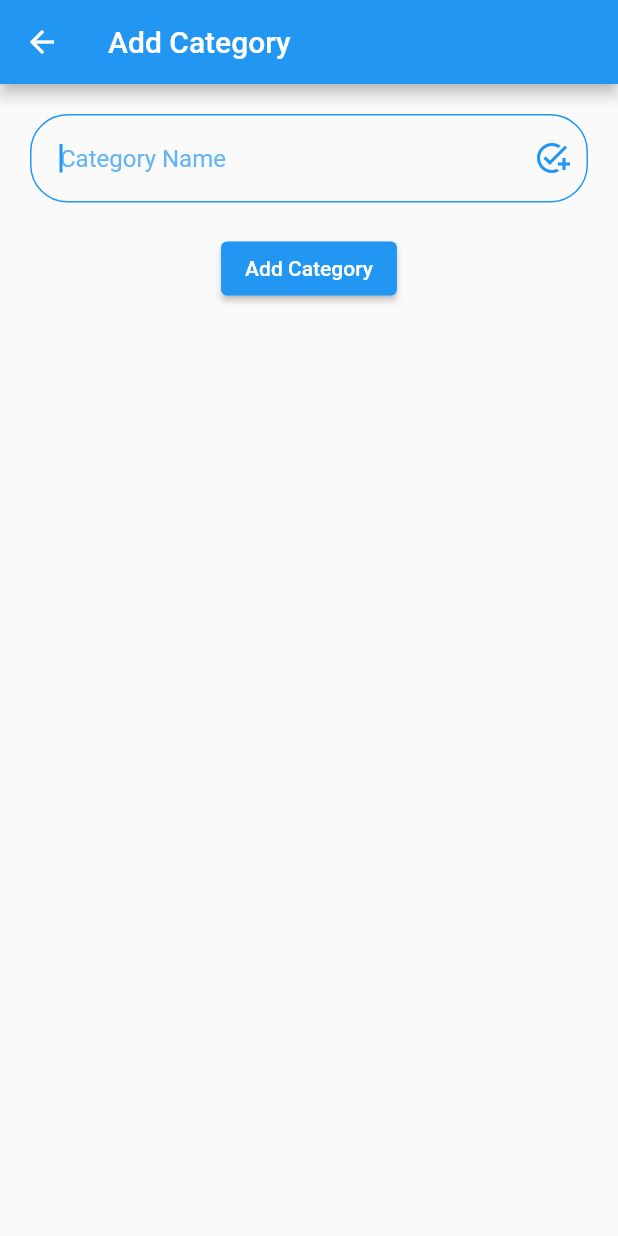
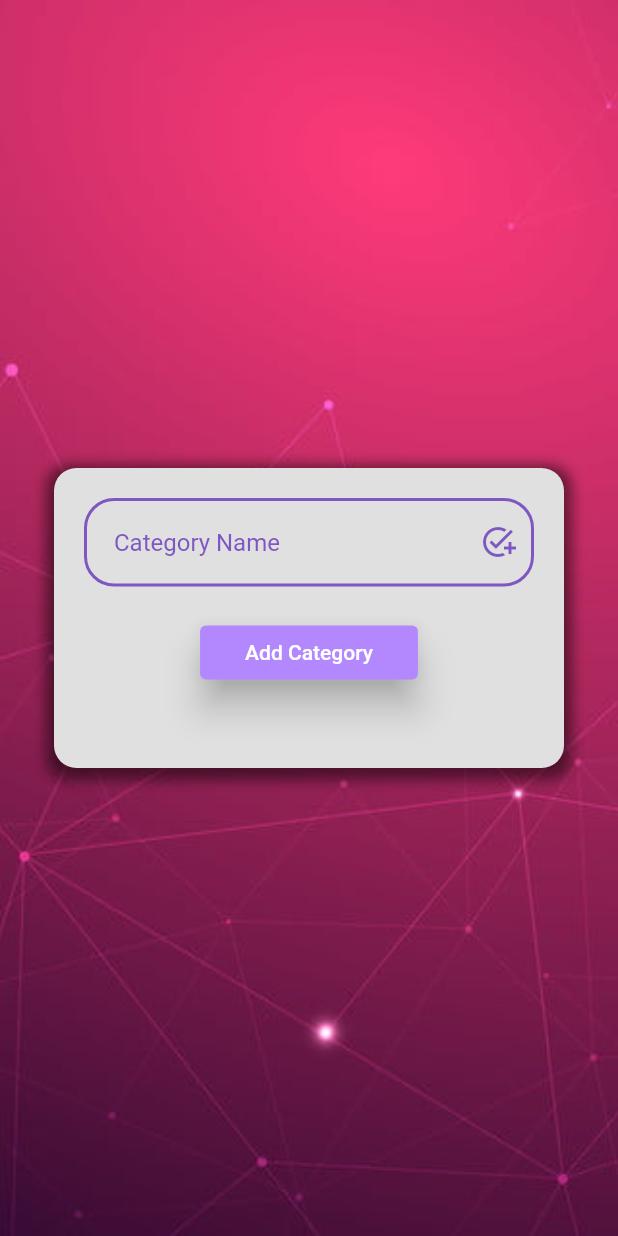
Before and after one commit to Kushagra113/TODO-App-Flutter, a Flutter app: the AddCategory screen opened by its route, on a phone screen of 412 x 824 dp. Run offline on Flutter 3.47's test engine with Material 2 defaults, Android fonts, the phone set to English and light mode, and no system bars; our stand-ins replace email_validator, flutter_secure_storage, jwt_decoder, otp_text_field, page_transition; missing offline and left inert: custom_timer; accounts and stored records are empty.

Commit message:
Changed UI     addCategory Page - UI Completed With Any other Modifications     eachCategory Page - UI Completed with Any other Modifications     addTodo and addCategory - UI Completed with Any other Modifications

```diff
--- a/lib/main.dart
+++ b/lib/main.dart
@@ -5,13 +5,12 @@ import 'package:todo_flutter_app/pages/login.dart';
 import 'package:todo_flutter_app/global/jwtVerifyFunction.dart';
 import 'package:todo_flutter_app/pages/singup.dart';
 import 'package:page_transition/page_transition.dart';
-
-import 'package:todo_flutter_app/global/storage.dart' as globalStorage;
+// import 'package:todo_flutter_app/global/storage.dart' as globalStorage;
 
 var iniRoute;
 void main() async {
   WidgetsFlutterBinding.ensureInitialized();
-  await globalStorage.storage.delete(key: "jwt");
+  // await globalStorage.storage.delete(key: "jwt");
   bool isLoggedIn = await validLogin();
   iniRoute = isLoggedIn ? '/login' : '/category';
   runApp(MyApp());
--- a/lib/pages/addCategory.dart
+++ b/lib/pages/addCategory.dart
@@ -61,6 +61,8 @@ class _AddCategoryState extends State<AddCategory> {
     getGroupCredentials();
   }
 
+  // TODO: Add Check Whether Is it Logged in Or not and then call storage.readAll()
+
   void getGroupCredentials() async {
     var result = await globalStorage.storage.readAll();
     groupId = result['groupId'];
@@ -75,28 +77,37 @@ class _AddCategoryState extends State<AddCategory> {
           child: TextFormField(
             keyboardType: TextInputType.text,
             controller: textController,
-            autofocus: true,
+            // autofocus: true,
             decoration: InputDecoration(
               contentPadding: EdgeInsets.all(20.0),
               suffixIcon: Icon(
                 Icons.add_task,
-                  color: Colors.blue,
+                color: Colors.deepPurple.shade400,
               ),
               hintText: "Category Name",
-                hintStyle: TextStyle(color: Colors.blue[300]),
+              hintStyle: TextStyle(color: Colors.deepPurple.shade400),
+              focusedBorder: OutlineInputBorder(
+                  borderRadius: BorderRadius.circular(20.0),
+                  borderSide: BorderSide(
+                      color: Colors.deepPurple.shade400, width: 2.0)),
               enabledBorder: OutlineInputBorder(
-                    borderRadius: BorderRadius.circular(25.0),
-                    borderSide: BorderSide(color: Colors.blue)),
-                focusedBorder: OutlineInputBorder(
-                    borderRadius: BorderRadius.circular(25.0),
-                    borderSide: BorderSide(color: Colors.blue)),
+                  borderRadius: BorderRadius.circular(20.0),
+                  borderSide: BorderSide(
+                      color: Colors.deepPurple.shade400, width: 2.0)),
+              disabledBorder: OutlineInputBorder(
+                  borderRadius: BorderRadius.circular(20.0),
+                  borderSide: BorderSide(
+                      color: Colors.deepPurple.shade400, width: 2.0)),
+              border: OutlineInputBorder(
+                  borderRadius: BorderRadius.circular(20.0),
+                  borderSide: BorderSide(
+                      color: Colors.deepPurple.shade400, width: 1.0)),
               errorBorder: OutlineInputBorder(
-                    borderRadius: BorderRadius.circular(25.0),
+                  borderRadius: BorderRadius.circular(20.0),
                   borderSide: BorderSide(color: Colors.red, width: 2.0)),
-                disabledBorder: OutlineInputBorder(
-                    borderRadius: BorderRadius.circular(25.0),
-                    borderSide: BorderSide(color: Colors.blue, width: 2.0)),
-                errorStyle: TextStyle(fontSize: 15.0)),
+              errorStyle:
+                  TextStyle(fontSize: 15.0, fontWeight: FontWeight.w500),
+            ),
             validator: (value) {
               setState(() {
                 error = true;
@@ -136,17 +147,47 @@ class _AddCategoryState extends State<AddCategory> {
   @override
   Widget build(BuildContext context) {
     return Scaffold(
-      appBar: AppBar(
-        title: Text("Add Category"),
-        actions: [],
+      // appBar: AppBar(
+      //   title: Text("Add Category"),
+      //   actions: [],
+      // ),
+      body: Stack(
+        children: <Widget>[
+          Container(
+              decoration: BoxDecoration(
+                image: DecorationImage(
+                  image: AssetImage("images/login_singup_background.jpg"),
+                  fit: BoxFit.cover,
                 ),
-      body: WillPopScope(
+              ),
+              child: null),
+          Center(
+            child: Container(
+              decoration: BoxDecoration(
+                boxShadow: [
+                  BoxShadow(
+                    color: Colors.black.withOpacity(0.5),
+                    spreadRadius: 5,
+                    blurRadius: 7,
+                    offset: Offset(0, 3), // changes position of shadow
+                  ),
+                ],
+                color: Colors.grey.shade300,
+                borderRadius: BorderRadius.circular(15.0),
+              ),
+              width: 340,
+              height: 200,
+              child: WillPopScope(
                 onWillPop: _onBackPressed,
                 child: Column(
                   children: <Widget>[
                     categoryField(),
                     _addCategory
                         ? ElevatedButton(
+                            style: ElevatedButton.styleFrom(
+                                primary: Colors.deepPurpleAccent.shade100,
+                                padding: EdgeInsets.fromLTRB(30, 10, 30, 10),
+                                elevation: 10.0),
                             onPressed: () {
                               setState(() {
                                 _isLoading = true;
@@ -181,6 +222,10 @@ class _AddCategoryState extends State<AddCategory> {
                   ],
                 ),
               ),
+            ),
+          ),
+        ],
+      ),
     );
   }
 }
--- a/lib/pages/category.dart
+++ b/lib/pages/category.dart
@@ -142,6 +142,8 @@ class _CategoryState extends State<Category> {
     }
   }
 
+  // TODO: Add Check Whether Is it Logged in Or not and then call storage.readAll()
+
   void getGroupCredentials() async {
     var result = await globalStorage.storage.readAll();
     decodedToken = JwtDecoder.decode(result['jwt'].toString());
@@ -271,7 +273,7 @@ class _CategoryState extends State<Category> {
               )
             : _getAllcategory
                 ? Container(
-                    width: 380,
+                    width: 400,
                     margin: EdgeInsets.fromLTRB(10, 100, 10, 10),
                     // height: double.infinity,
                     // decoration: BoxDecoration(color: Colors.black),
@@ -336,7 +338,6 @@ class _CategoryState extends State<Category> {
                                     },
                                     child: Icon(
                                       Icons.add,
-                                      color: Colors.blueAccent.shade400,
                                     ),
                                   ),
                                 )),
```
Also changed, not shown: lib/pages/addTodo.dart (+18 -15 lines), lib/pages/eachCategory.dart (+87 -25 lines). Lines whose indentation alone changed are shown as unchanged.
